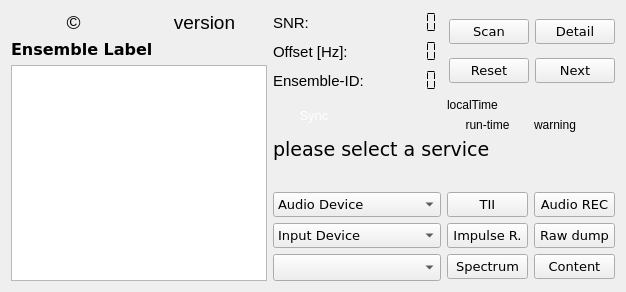
Above: forms/dabradio.ui from JvanKatwijk/qt-dab before the change. Below: the same form after it.
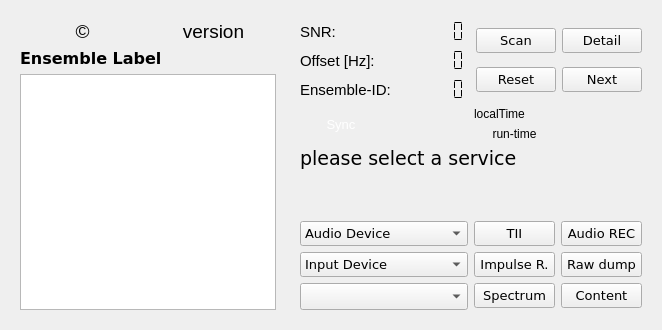
That is the form after the change.

Commit message:
Main window: Organise relative left/right pane sizes.
Nest the left and right elements into a left and right QWidget-based
pane so that we can easily control the size ratio between the two.

```diff
--- a/forms/dabradio.ui
+++ b/forms/dabradio.ui
@@ -2,12 +2,27 @@
 <ui version="4.0">
  <class>dabradio</class>
  <widget class="QWidget" name="dabradio">
+  <property name="geometry">
+   <rect>
+    <x>0</x>
+    <y>0</y>
+    <width>656</width>
+    <height>330</height>
+   </rect>
+  </property>
   <property name="windowTitle">
    <string>qt-dab</string>
   </property>
   <layout class="QHBoxLayout" name="rootLayout">
    <item>
-    <layout class="QVBoxLayout" name="leftLayout">
+    <widget class="QWidget" name="leftPane" native="true">
+     <property name="sizePolicy">
+      <sizepolicy hsizetype="Preferred" vsizetype="Preferred">
+       <horstretch>1</horstretch>
+       <verstretch>0</verstretch>
+      </sizepolicy>
+     </property>
+     <layout class="QVBoxLayout" name="verticalLayout">
      <item>
       <layout class="QHBoxLayout" name="horizontalLayout">
        <item>
@@ -69,6 +84,12 @@
      </item>
      <item>
       <widget class="QListView" name="ensembleDisplay">
+        <property name="sizePolicy">
+         <sizepolicy hsizetype="MinimumExpanding" vsizetype="MinimumExpanding">
+          <horstretch>2</horstretch>
+          <verstretch>0</verstretch>
+         </sizepolicy>
+        </property>
        <property name="font">
         <font>
          <family>DejaVu Sans</family>
@@ -78,9 +99,17 @@
       </widget>
      </item>
     </layout>
+    </widget>
    </item>
    <item>
-    <layout class="QVBoxLayout" name="rightLayout">
+    <widget class="QWidget" name="rightPane" native="true">
+     <property name="sizePolicy">
+      <sizepolicy hsizetype="Preferred" vsizetype="Preferred">
+       <horstretch>4</horstretch>
+       <verstretch>0</verstretch>
+      </sizepolicy>
+     </property>
+     <layout class="QVBoxLayout" name="verticalLayout_4">
      <item>
       <layout class="QHBoxLayout" name="horizontalLayout_3">
        <item>
@@ -439,7 +468,7 @@
            <item>
             <widget class="QLabel" name="warningLabel">
              <property name="text">
-              <string>warning</string>
+               <string/>
              </property>
             </widget>
            </item>
@@ -469,7 +498,7 @@
       <widget class="QLabel" name="dynamicLabel">
        <property name="sizePolicy">
         <sizepolicy hsizetype="Preferred" vsizetype="Preferred">
-         <horstretch>0</horstretch>
+          <horstretch>3</horstretch>
          <verstretch>5</verstretch>
         </sizepolicy>
        </property>
@@ -665,6 +694,7 @@
       </layout>
      </item>
     </layout>
+    </widget>
    </item>
   </layout>
  </widget>
```
Left out of the diff: 2 changed lines with no effect on the pictures. Lines whose indentation alone changed are shown as unchanged.
